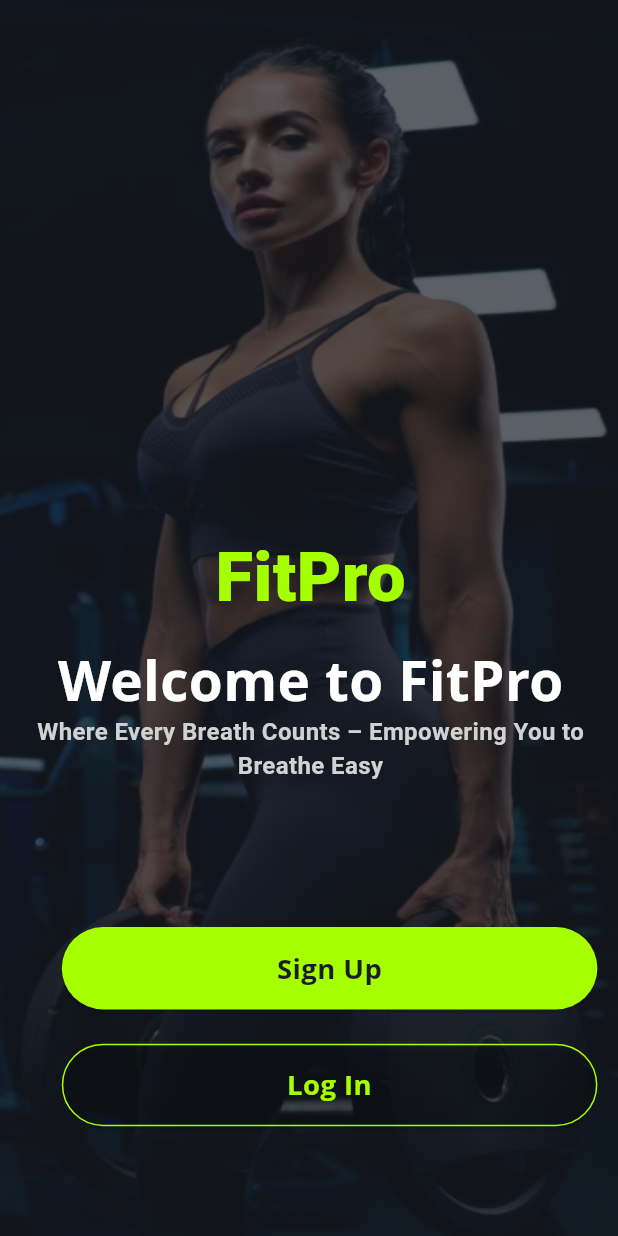
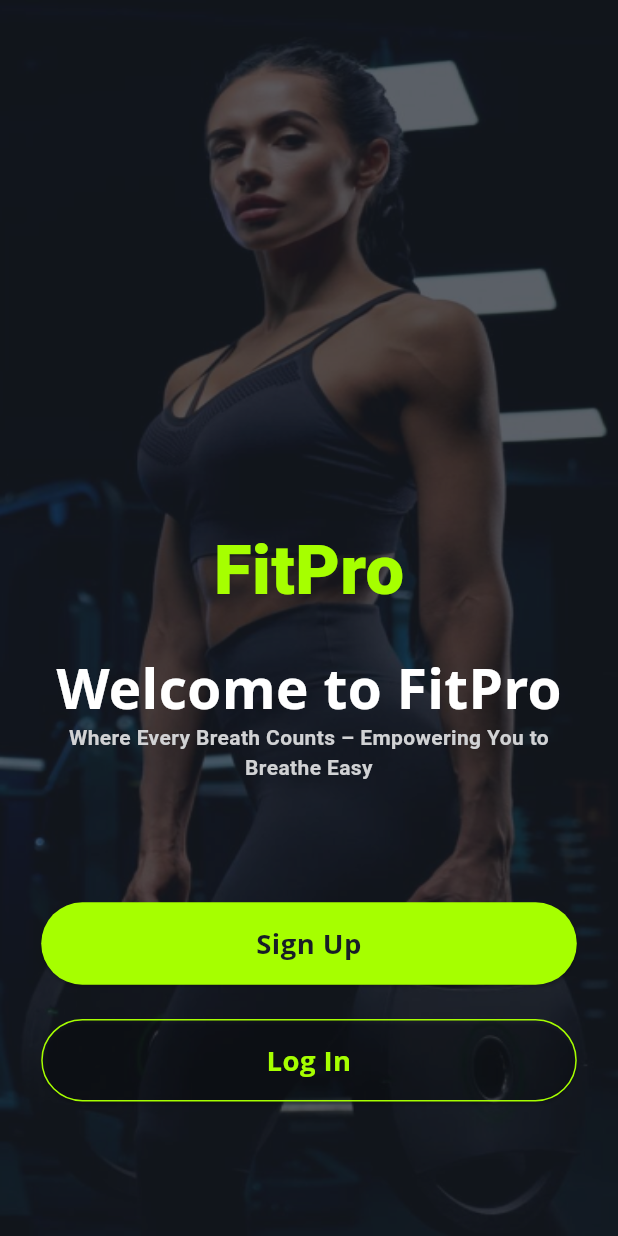
Before and after one commit to Phool-Prakash/FitPro, a Flutter app: the screen it shows after launch, on a phone screen of 412 x 824 dp. Run offline on Flutter 3.47's test engine with Material 3 defaults, Android fonts, the phone set to English and light mode, and no system bars; our stand-ins replace flutter_svg, get, google_sign_in, shared_preferences; missing offline and left inert: flutter_login_facebook; Roboto replaces fonts that are missing (Open Sans, Orbitron).

Commit message:
WelcomeScreen01

```diff
--- a/lib/screens/welcomeScreen/welcome_screen.dart
+++ b/lib/screens/welcomeScreen/welcome_screen.dart
@@ -34,38 +34,37 @@ class _WelcomeScreensState extends State<WelcomeScreens> {
     return SafeArea(
       child: Scaffold(
         body: SizedBox(
-          width: double.infinity,
-          height: double.infinity,
+          width: double.infinity * widthScale,
+          height: double.infinity * heightScale,
           child: Stack(
             children: [
               Image.asset(
                 "assets/images/wel.png",
-                width: double.infinity,
-                height: double.infinity,
+                width: double.infinity * widthScale,
+                height: double.infinity * heightScale,
                 fit: BoxFit.fill,
               ),
-              Positioned(
-                top: topPosition,
-                left: leftPosition,
+              Center(
                 child: Column(
-                  mainAxisAlignment: MainAxisAlignment.center,
+                  mainAxisAlignment: MainAxisAlignment.start,
+                  crossAxisAlignment: CrossAxisAlignment.center,
                   children: [
-                    Center(
-                      child: Padding(
-                        padding: EdgeInsets.only(top: 18.0 * heightScale),
-                        child: Text(
+                    SizedBox(
+                      height: screenHeight * 0.43,
+                    ),
+                    Text(
                       'FitPro',
                       style: TextStyle(
-                            color:const Color(0xFFA6FF00),
+                        color: const Color(0xFFA6FF00),
                         fontSize: 40.0 * widthScale,
                         fontFamily: 'Orbitron',
                         fontWeight: FontWeight.w900,
                         height: 0,
                       ),
                     ),
+                    SizedBox(
+                      height: heightScale * 43,
                     ),
-                    ),
-                    const SizedBox(height: 40),
                     Text(
                       'Welcome to FitPro',
                       style: TextStyle(
@@ -77,29 +76,21 @@ class _WelcomeScreensState extends State<WelcomeScreens> {
                       ),
                     ),
                     SizedBox(
-                      height: 20.0 * heightScale,
+                      height: heightScale * 20.0,
                     ),
-                    Text(
+                    const Text(
                       'Where Every Breath Counts – Empowering You to\nBreathe Easy',
                       textAlign: TextAlign.center,
                       style: TextStyle(
-                        color: const Color(0xFFD1D2D4),
-                        fontSize: 14.0 * widthScale,
+                        color: Color(0xFFD1D2D4),
+                        fontSize: 14,
                         fontFamily: 'Roboto',
                         fontWeight: FontWeight.w600,
-                        // height: 0.10,
                       ),
                     ),
-                  ],
+                    SizedBox(
+                      height: heightScale * 70,
                     ),
-              ),
-              Positioned(
-                top: screenHeight * 0.75,
-                left: screenWidth * 0.10,
-                child: Align(
-                    alignment: Alignment.bottomCenter,
-                    child: Column(
-                      children: [
                     SizedBox(
                       width: 312 * widthScale,
                       height: 48.0 * heightScale,
@@ -142,14 +133,13 @@ class _WelcomeScreensState extends State<WelcomeScreens> {
                             backgroundColor: Colors.transparent,
                             shape: RoundedRectangleBorder(
                                 borderRadius: BorderRadius.circular(100)),
-                                side:
-                                    const BorderSide(color: Color(0xFFA6FF00))),
+                            side: const BorderSide(color: Color(0xFFA6FF00))),
                         onPressed: () {},
                         child: Text(
                           'Log In',
                           textAlign: TextAlign.center,
                           style: TextStyle(
-                                color:const Color(0xFFA6FF00),
+                            color: const Color(0xFFA6FF00),
                             fontSize: 16.0 * widthScale,
                             fontFamily: 'Open Sans',
                             fontWeight: FontWeight.w700,
@@ -160,7 +150,7 @@ class _WelcomeScreensState extends State<WelcomeScreens> {
                       ),
                     ),
                   ],
-                    )),
+                ),
               )
             ],
           ),
```
Also changed, not shown: lib/screens/auth/singUp_email&Social/signUp_with_email/signUpEmailScreen.dart (+46 -49 lines). Lines whose indentation alone changed are shown as unchanged.
